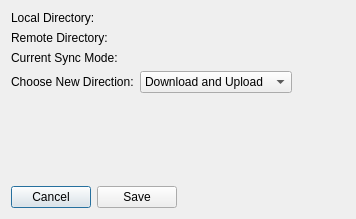
The window that modifysyncdialog.ui (pcloudcom/psyncgui) describes before a commit, drawn with Qt 5.
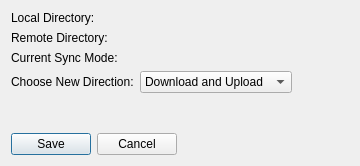
The same window after the commit.

```diff
--- a/modifysyncdialog.ui
+++ b/modifysyncdialog.ui
@@ -6,8 +6,8 @@
    <rect>
     <x>0</x>
     <y>0</y>
-    <width>356</width>
-    <height>219</height>
+    <width>360</width>
+    <height>166</height>
    </rect>
   </property>
   <property name="windowTitle">
@@ -127,13 +127,6 @@
    </item>
    <item>
     <layout class="QHBoxLayout" name="horizontalLayout">
-     <item>
-      <widget class="QPushButton" name="btnCancel">
-       <property name="text">
-        <string>Cancel</string>
-       </property>
-      </widget>
-     </item>
      <item>
       <widget class="QPushButton" name="bntSave">
        <property name="text">
@@ -141,6 +134,13 @@
        </property>
       </widget>
      </item>
+     <item>
+      <widget class="QPushButton" name="btnCancel">
+       <property name="text">
+        <string>Cancel</string>
+       </property>
+      </widget>
+     </item>
      <item>
       <spacer name="horizontalSpacer">
        <property name="orientation">
```
